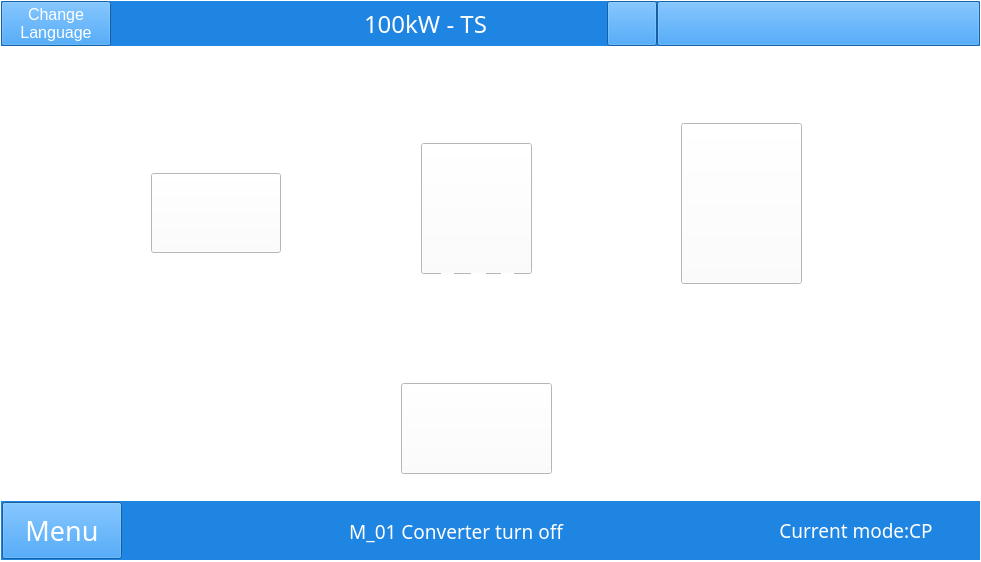
Before: the Qt Designer form win.ui in megarevolpr/Win, drawn with Qt 5.
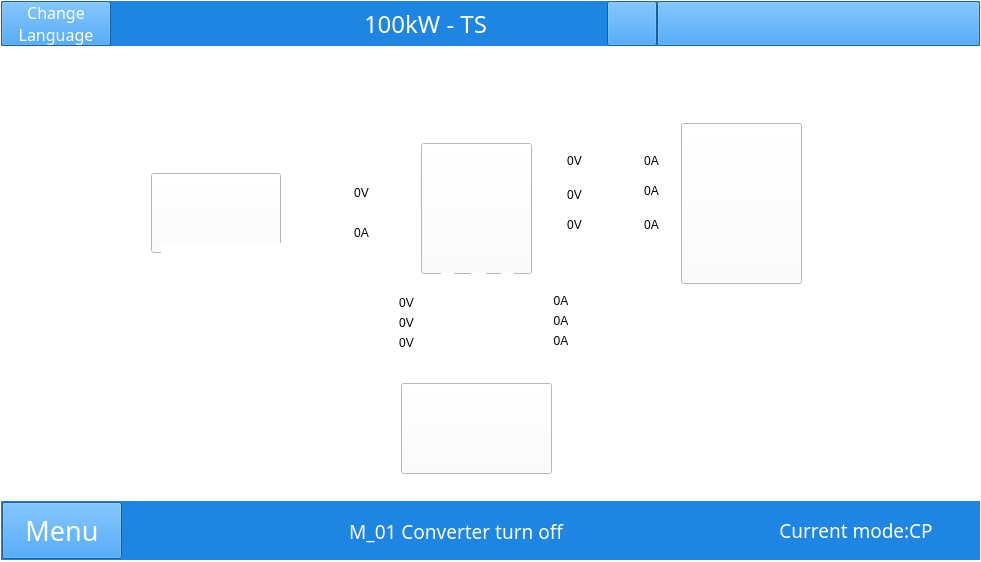
After: the same form once the commit is applied. The open tabs and pages were chosen to show the change. Icons and pictures are not drawn.

The edit to the form file:
```diff
--- a/win.ui
+++ b/win.ui
@@ -2514,6 +2514,7 @@
         </property>
         <property name="font">
          <font>
+          <family>宋体</family>
           <pointsize>12</pointsize>
          </font>
         </property>
@@ -3059,14 +3060,11 @@
          <height>20</height>
         </rect>
        </property>
-       <property name="font">
-        <font>
-         <family>SimSun-ExtB</family>
-         <pointsize>13</pointsize>
-        </font>
-       </property>
        <property name="text">
-        <string/>
+        <string>0A</string>
+       </property>
+       <property name="alignment">
+        <set>Qt::AlignCenter</set>
        </property>
       </widget>
       <widget class="QLabel" name="Bypass_BattVolt_label">
@@ -3078,14 +3076,11 @@
          <height>20</height>
         </rect>
        </property>
-       <property name="font">
-        <font>
-         <family>SimSun-ExtB</family>
-         <pointsize>13</pointsize>
-        </font>
-       </property>
        <property name="text">
-        <string/>
+        <string>0V</string>
+       </property>
+       <property name="alignment">
+        <set>Qt::AlignCenter</set>
        </property>
       </widget>
       <widget class="QPushButton" name="Bypass_Batt_btn">
@@ -3129,14 +3124,11 @@
          <height>16</height>
         </rect>
        </property>
-       <property name="font">
-        <font>
-         <family>SimSun-ExtB</family>
-         <pointsize>13</pointsize>
-        </font>
-       </property>
        <property name="text">
-        <string/>
+        <string>0A</string>
+       </property>
+       <property name="alignment">
+        <set>Qt::AlignCenter</set>
        </property>
       </widget>
       <widget class="QLabel" name="Bypass_Grid_Curr_B">
@@ -3148,14 +3140,11 @@
          <height>16</height>
         </rect>
        </property>
-       <property name="font">
-        <font>
-         <family>SimSun-ExtB</family>
-         <pointsize>13</pointsize>
-        </font>
-       </property>
        <property name="text">
-        <string/>
+        <string>0A</string>
+       </property>
+       <property name="alignment">
+        <set>Qt::AlignCenter</set>
        </property>
       </widget>
       <widget class="QLabel" name="Bypass_Grid_Curr_C">
@@ -3167,14 +3156,11 @@
          <height>16</height>
         </rect>
        </property>
-       <property name="font">
-        <font>
-         <family>SimSun-ExtB</family>
-         <pointsize>13</pointsize>
-        </font>
-       </property>
        <property name="text">
-        <string/>
+        <string>0A</string>
+       </property>
+       <property name="alignment">
+        <set>Qt::AlignCenter</set>
        </property>
       </widget>
       <widget class="QPushButton" name="Bypass_Grid_btn">
@@ -3220,7 +3206,10 @@
         </rect>
        </property>
        <property name="text">
-        <string/>
+        <string>0A</string>
+       </property>
+       <property name="alignment">
+        <set>Qt::AlignCenter</set>
        </property>
       </widget>
       <widget class="QLabel" name="Bypass_Load_Curr_B">
@@ -3233,7 +3222,10 @@
         </rect>
        </property>
        <property name="text">
-        <string/>
+        <string>0A</string>
+       </property>
+       <property name="alignment">
+        <set>Qt::AlignCenter</set>
        </property>
       </widget>
       <widget class="QLabel" name="Bypass_Load_Curr_C">
@@ -3246,7 +3238,10 @@
         </rect>
        </property>
        <property name="text">
-        <string/>
+        <string>0A</string>
+       </property>
+       <property name="alignment">
+        <set>Qt::AlignCenter</set>
        </property>
       </widget>
       <widget class="QLabel" name="Bypass_Phrase_A_bar">
@@ -3342,7 +3337,10 @@
         </rect>
        </property>
        <property name="text">
-        <string/>
+        <string>0V</string>
+       </property>
+       <property name="alignment">
+        <set>Qt::AlignCenter</set>
        </property>
       </widget>
       <widget class="QLabel" name="Bypass_Vb_lb">
@@ -3355,7 +3353,10 @@
         </rect>
        </property>
        <property name="text">
-        <string/>
+        <string>0V</string>
+       </property>
+       <property name="alignment">
+        <set>Qt::AlignCenter</set>
        </property>
       </widget>
       <widget class="QLabel" name="Bypass_Vc_lb">
@@ -3368,7 +3369,10 @@
         </rect>
        </property>
        <property name="text">
-        <string/>
+        <string>0V</string>
+       </property>
+       <property name="alignment">
+        <set>Qt::AlignCenter</set>
        </property>
       </widget>
       <widget class="QLabel" name="Bypass_Va_lb_Inv">
@@ -3381,7 +3385,10 @@
         </rect>
        </property>
        <property name="text">
-        <string/>
+        <string>0V</string>
+       </property>
+       <property name="alignment">
+        <set>Qt::AlignCenter</set>
        </property>
       </widget>
       <widget class="QLabel" name="Bypass_Vb_lb_Inv">
@@ -3394,7 +3401,10 @@
         </rect>
        </property>
        <property name="text">
-        <string/>
+        <string>0V</string>
+       </property>
+       <property name="alignment">
+        <set>Qt::AlignCenter</set>
        </property>
       </widget>
       <widget class="QLabel" name="Bypass_Vc_lb_Inv">
@@ -3407,7 +3417,10 @@
         </rect>
        </property>
        <property name="text">
-        <string/>
+        <string>0V</string>
+       </property>
+       <property name="alignment">
+        <set>Qt::AlignCenter</set>
        </property>
       </widget>
       <widget class="QLabel" name="Load_bar_A">
@@ -3667,6 +3680,38 @@
         </item>
        </layout>
       </widget>
+      <widget class="QWidget" name="horizontalLayoutWidget">
+       <property name="geometry">
+        <rect>
+         <x>160</x>
+         <y>190</y>
+         <width>121</width>
+         <height>21</height>
+        </rect>
+       </property>
+       <layout class="QHBoxLayout" name="horizontalLayout_13">
+        <item>
+         <widget class="QLabel" name="SOC_text_bypass">
+          <property name="text">
+           <string>SOC:</string>
+          </property>
+          <property name="alignment">
+           <set>Qt::AlignCenter</set>
+          </property>
+         </widget>
+        </item>
+        <item>
+         <widget class="QLabel" name="SOC_lb_bypass">
+          <property name="text">
+           <string>40%</string>
+          </property>
+          <property name="alignment">
+           <set>Qt::AlignCenter</set>
+          </property>
+         </widget>
+        </item>
+       </layout>
+      </widget>
      </widget>
      <widget class="QWidget" name="Status_page">
       <layout class="QGridLayout" name="gridLayout_14">
```
Left out of the diff: 46 changed lines with no effect on the pictures.
